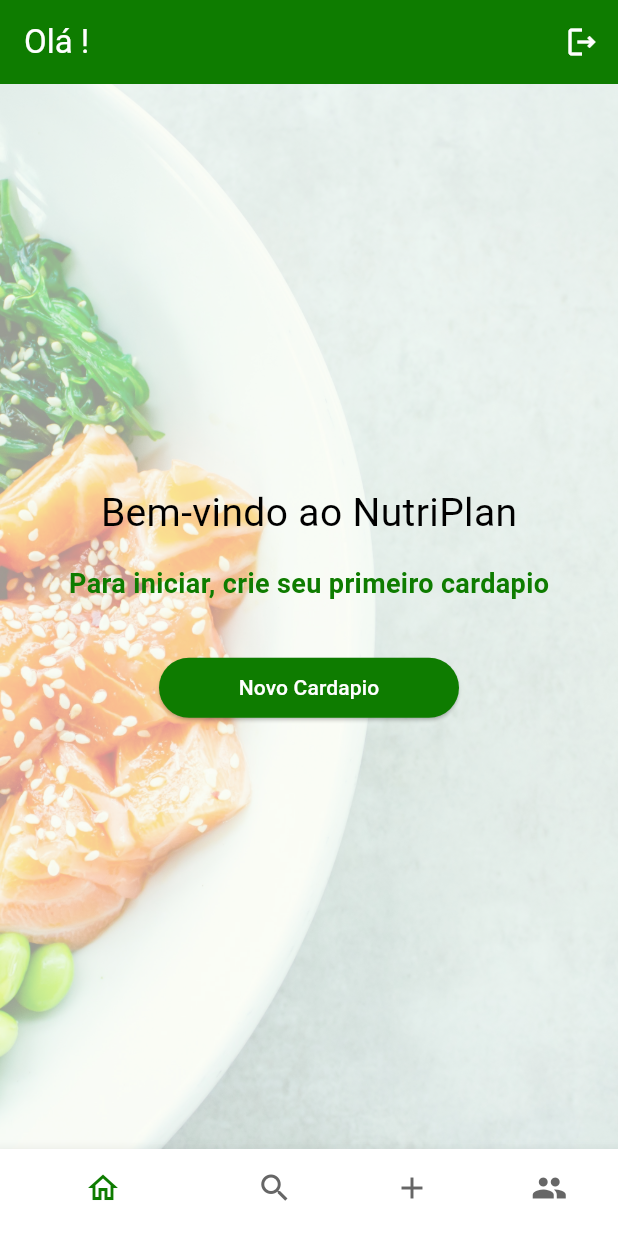
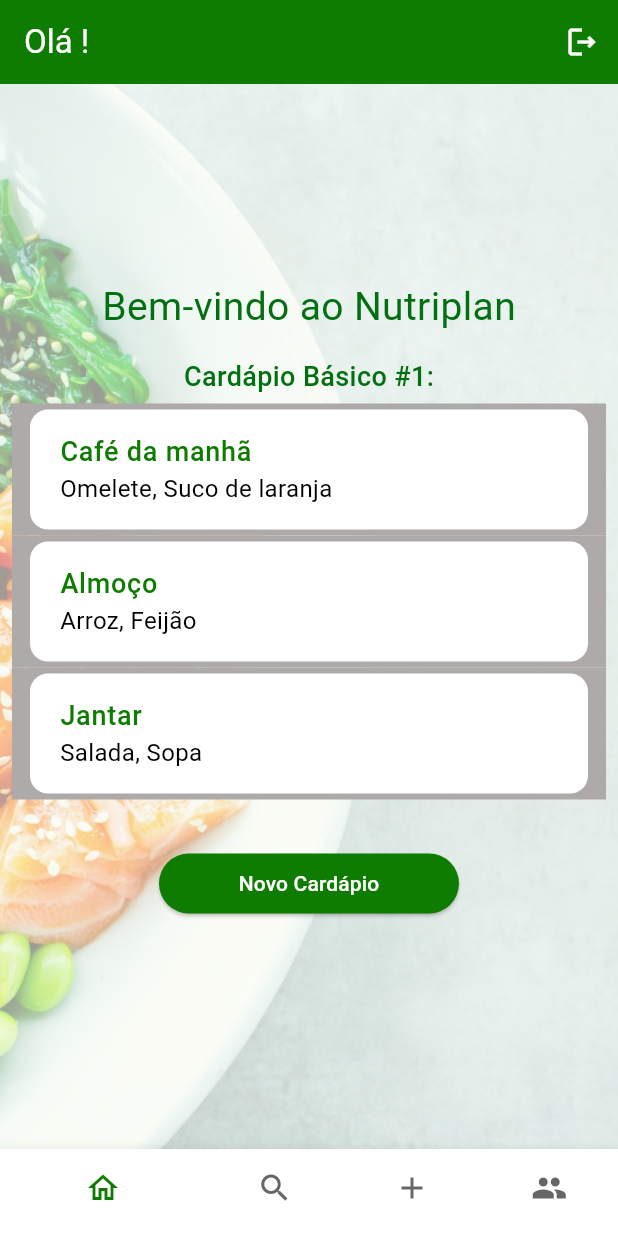
Before and after one commit to silva-luiz/app-nutricao, a Flutter app: the Index screen opened by its route, on a phone screen of 412 x 824 dp. Run offline on Flutter 3.47's test engine with Material 3 defaults, Android fonts, the phone set to English and light mode, and no system bars; our stand-ins replace image_picker, sqflite; accounts and stored records are empty.

Commit message:
menu added to initial home

```diff
--- a/lib/_core/color_list.dart
+++ b/lib/_core/color_list.dart
@@ -9,8 +9,8 @@ class AppColors {
   static const Color textLight = Color.fromARGB(255, 255, 255, 255);
   static const Color white = Color.fromARGB(255, 255, 255, 255);
   static const Color textGrey = Color.fromARGB(255, 102, 102, 102);
+  static const Color greyBackground = Color.fromARGB(255, 175, 170, 170);
   static const Color textDark = Color.fromARGB(255, 0, 0, 0);
-
   static const Color gradientTopColor = Color.fromARGB(255, 202, 253, 195);
   static const Color gradientBottomColor = Color.fromARGB(255, 11, 87, 1);
 
--- a/lib/pages/initial_home.dart
+++ b/lib/pages/initial_home.dart
@@ -3,20 +3,23 @@ import 'package:app_nutricao/components/custom_button.dart';
 import 'package:flutter/material.dart';
 
 class InitialHomePage extends StatelessWidget {
-  const InitialHomePage({super.key});
+  const InitialHomePage({Key? key}) : super(key: key);
 
   @override
   Widget build(BuildContext context) {
+    String? menuName = "Cardápio Básico #1:";
+    List<String>? breakfastItems = ["Omelete", "Suco de laranja"];
+    List<String>? lunchItems = ["Arroz", "Feijão"];
+    List<String>? dinnerItems = ["Salada", "Sopa"];
+
     return Container(
       decoration: BoxDecoration(
-        // Aplicando uma imagem de fundo
         image: DecorationImage(
-          image: const AssetImage('assets/background.jpg'),
+          image: const AssetImage("assets/background.jpg"),
           fit: BoxFit.cover,
           colorFilter: ColorFilter.mode(
-            Colors.black
-                .withOpacity(0.4), // Reduz a opacidade da imagem para 50%
-            BlendMode.dstATop, // Mantém a imagem visível sob a cor do filtro
+            Colors.black.withOpacity(0.4),
+            BlendMode.dstATop,
           ),
         ),
       ),
@@ -25,25 +28,38 @@ class InitialHomePage extends StatelessWidget {
           mainAxisAlignment: MainAxisAlignment.center,
           children: [
             const Padding(
-              padding: EdgeInsets.all(8.0),
+              padding: EdgeInsets.all(1.0),
               child: Text(
-                'Bem-vindo ao NutriPlan',
-                style: TextStyle(fontSize: 26, color: AppColors.textDark),
+                'Bem-vindo ao Nutriplan',
+                style: TextStyle(
+                    fontSize: 26, color: Color.fromARGB(255, 2, 112, 17)),
               ),
             ),
-            const Padding(
-              padding: EdgeInsets.all(8.0),
-              child: Text('Para iniciar, crie seu primeiro cardapio',
-                  style: TextStyle(
+            Padding(
+              padding: const EdgeInsets.all(8.0),
+              child: Column(
+                children: [
+                  const SizedBox(height: 6),
+                  Text(
+                    menuName,
+                    style: const TextStyle(
                       fontSize: 18,
-                      color: AppColors.primaryColor,
-                      fontWeight: FontWeight.w700)),
+                      fontWeight: FontWeight.w500,
+                      color: Color.fromARGB(255, 2, 112, 17),
+                    ),
+                  ),
+                  const SizedBox(height: 5),
+                  _buildListItem("Café da manhã", breakfastItems),
+                  _buildListItem("Almoço", lunchItems),
+                  _buildListItem("Jantar", dinnerItems),
+                ],
+              ),
             ),
             Padding(
               padding: const EdgeInsets.all(12.0),
               child: CustomButton(
                 200,
-                'Novo Cardapio',
+                'Novo Cardápio',
                 () {
                   Navigator.pushNamed(context, '/new_menu');
                 },
@@ -54,4 +70,38 @@ class InitialHomePage extends StatelessWidget {
       ),
     );
   }
+
+  Widget _buildListItem(String title, List<String>? items) {
+    return Container(
+      color: AppColors.greyBackground,
+      child: Container(
+        margin: const EdgeInsets.symmetric(
+          vertical: 4.0,
+          horizontal: 12.0,
+        ),
+        padding: const EdgeInsets.all(4.0),
+        decoration: BoxDecoration(
+          color: AppColors.white,
+          borderRadius: BorderRadius.circular(12.0),
+        ),
+        child: ListTile(
+          title: Text(
+            title,
+            style: const TextStyle(
+              fontSize: 18,
+              fontWeight: FontWeight.w500,
+              color: AppColors.primaryColor,
+            ),
+          ),
+          subtitle: Text(
+            items!.join(", "),
+            style: const TextStyle(
+              fontSize: 16,
+              color: AppColors.textDark,
+            ),
+          ),
+        ),
+      ),
+    );
+  }
 }
```
